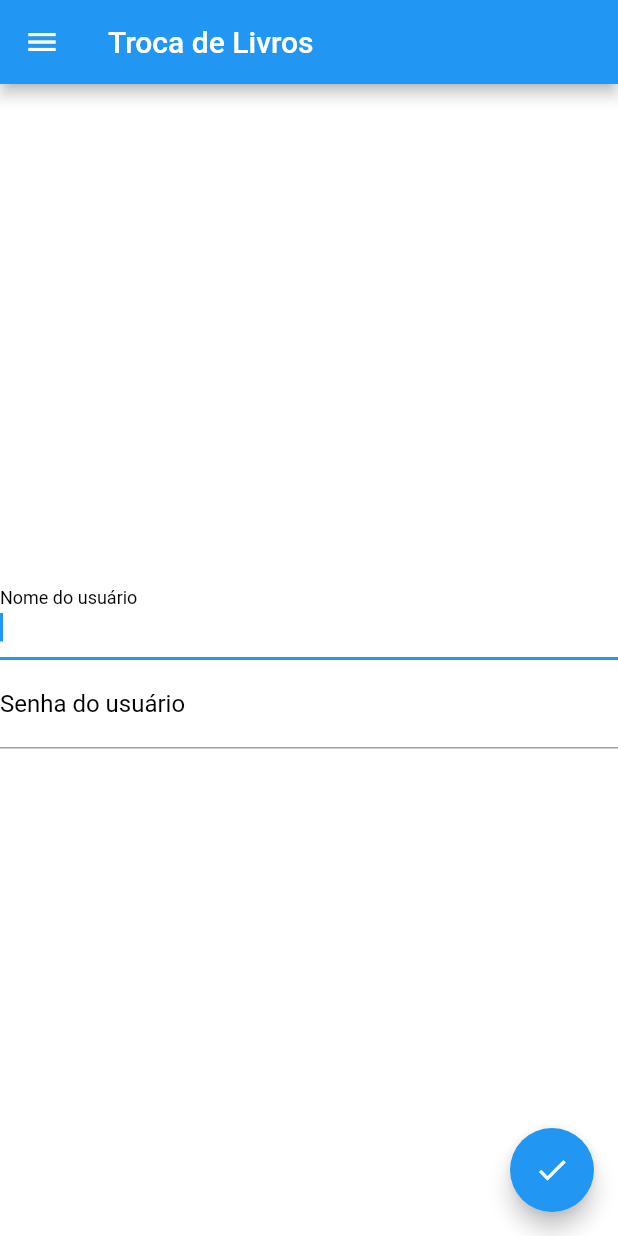
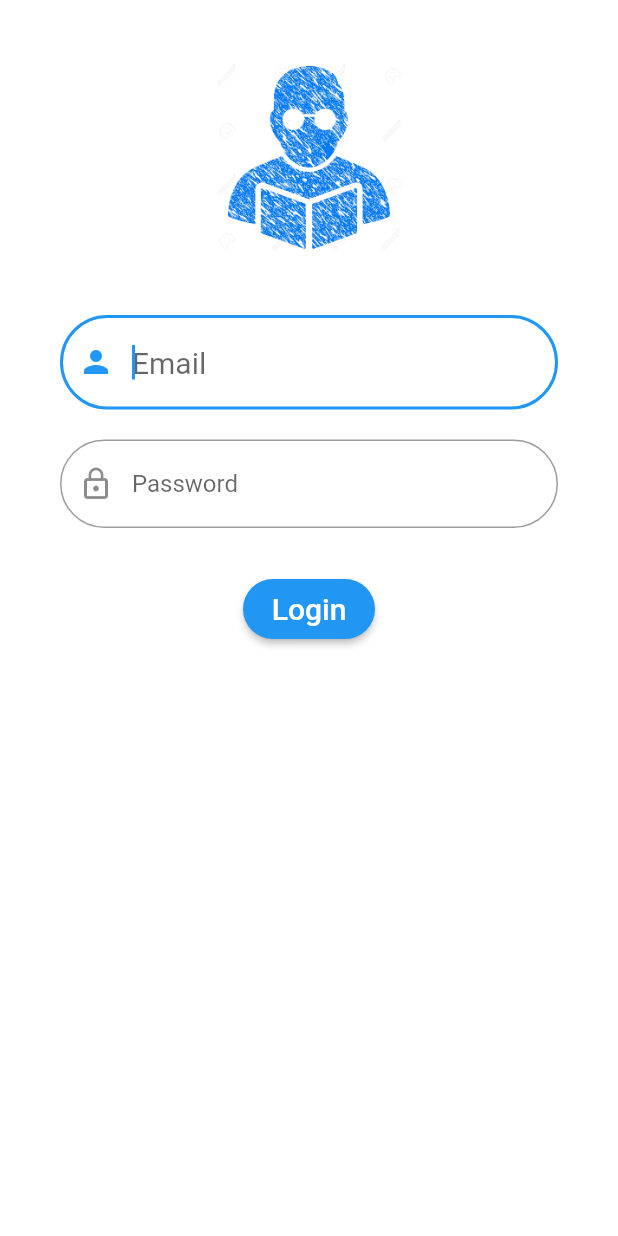
Before and after one commit to gabriellicorrea/trocadelivros, a Flutter app: the screen it shows after launch, on a phone screen of 412 x 824 dp. Run offline on Flutter 3.47's test engine with Material 2 defaults, Android fonts, the phone set to English and light mode, and no system bars.

Commit message:
adc icones

```diff
--- a/lib/login.dart
+++ b/lib/login.dart
@@ -1,3 +1,5 @@
+import 'dart:ui';
+
 import 'package:flutter/material.dart';
 
 class Login extends StatefulWidget {
@@ -6,68 +8,94 @@ class Login extends StatefulWidget {
 }
 
 class _LoginState extends State<Login> {
-  final textFieldNomeUsuario = TextEditingController();
+  final textFieldEmailUsuario = TextEditingController();
   final textFieldSenhaUsuario = TextEditingController();
 
   @override
   Widget build(BuildContext context) {
-    return Scaffold(
-      drawer: Drawer(
-        child: ListView(padding: EdgeInsets.zero, children: <Widget>[
-          DrawerHeader(
-            child: Text('Troca de Livros'),
-            decoration: BoxDecoration(
-              color: Colors.blue[200],
-            ),
-          ),
-        ]),
-      ),
-      appBar: AppBar(
-        title: Text("Troca de Livros"),
-      ),
-      body: Container(
-        color: Colors.white,
-        child: Column(
-            crossAxisAlignment: CrossAxisAlignment.stretch,
-            mainAxisAlignment: MainAxisAlignment.center,
-            children: <Widget>[
-              TextField(
+    final emailField = TextField(
       autofocus: true,
       keyboardType: TextInputType.text,
+      style: TextStyle(
+        color: Colors.black,
+        fontSize: 20,
+      ),
       decoration: InputDecoration(
-                  labelText: "Nome do usuário",
+        prefixIcon: Icon(
+          Icons.person,
+        ),
+        hintText: "Email",
         labelStyle: TextStyle(color: Colors.black),
+        border: OutlineInputBorder(borderRadius: BorderRadius.circular(32.0)),
       ),
-                controller: textFieldNomeUsuario,
-              ),
-              TextField(
+      controller: textFieldEmailUsuario,
+    );
+
+    final senhaField = TextField(
       autofocus: true,
       obscureText: true,
       keyboardType: TextInputType.text,
       decoration: InputDecoration(
-                  labelText: "Senha do usuário",
+        prefixIcon: Icon(Icons.lock_outline),
+        hintText: "Password",
         labelStyle: TextStyle(color: Colors.black),
+        border: OutlineInputBorder(borderRadius: BorderRadius.circular(32.0)),
       ),
       controller: textFieldSenhaUsuario,
+    );
+
+    final buttonLogin = ButtonTheme(
+      height: 40.0,
+      child: RaisedButton(
+        onPressed: () => {print("usuario logado")},
+        shape: new RoundedRectangleBorder(
+            borderRadius: new BorderRadius.circular(20.0)),
+        child: Text(
+          "Login",
+          style: TextStyle(color: Colors.white, fontSize: 20),
         ),
-            ]),
       ),
-      backgroundColor: Colors.lightBlue[50],
-      floatingActionButton: FloatingActionButton(
-        onPressed: () {
-          print(textFieldNomeUsuario.text);
-          print(textFieldSenhaUsuario.text);
-          return showDialog(
-            context: context,
-            builder: (context) {
-              return AlertDialog(
-                content: Text("Usuario cadastrado com sucesso!"),
     );
-            },
-          );
-        },
-        child: Icon(Icons.check),
+
+    return Scaffold(
+      body: SingleChildScrollView(
+        child: Container(
+          margin: EdgeInsets.all(0),
+          color: Colors.white,
+          padding: const EdgeInsets.all(40),
+          child: Column(
+            children: <Widget>[
+              SizedBox(
+                height: 130,
+                child: Image.asset("imagens/person.png", fit: BoxFit.contain),
               ),
+              SizedBox(height: 40),
+              emailField,
+              SizedBox(height: 20),
+              senhaField,
+              SizedBox(height: 30),
+              buttonLogin,
+            ],
+          ),
+        ),
+      ),
+      backgroundColor: Colors.white,
+
+      // floatingActionButton: FloatingActionButton(
+      //   onPressed: () {
+      //     print(textFieldEmailUsuario.text);
+      //     print(textFieldSenhaUsuario.text);
+      //     return showDialog(
+      //       context: context,
+      //       builder: (context) {
+      //         return AlertDialog(
+      //           content: Text("Usuario cadastrado com sucesso!"),
+      //         );
+      //       },
+      //     );
+      //   },
+      //   child: Icon(Icons.check),
+      // ),
     );
   }
 }
--- a/pubspec.yaml
+++ b/pubspec.yaml
@@ -14,7 +14,7 @@ description: A new Flutter project.
 version: 1.0.0+1
 
 environment:
-  sdk: ">=2.1.0 <3.0.0"
+  sdk: ">=2.2.0 <3.0.0"
 
 dependencies:
   flutter:
@@ -41,7 +41,8 @@ flutter:
   uses-material-design: true
 
   # To add assets to your application, add an assets section, like this:
-  # assets:
+  assets:
+    - imagens/
   #  - images/a_dot_burr.jpeg
   #  - images/a_dot_ham.jpeg
 
```
Also changed, not shown: imagens/livro.png (added), imagens/person.png (added), imagens/user.png (added), lib/cadastro.dart (added). Lines whose indentation alone changed are shown as unchanged.
